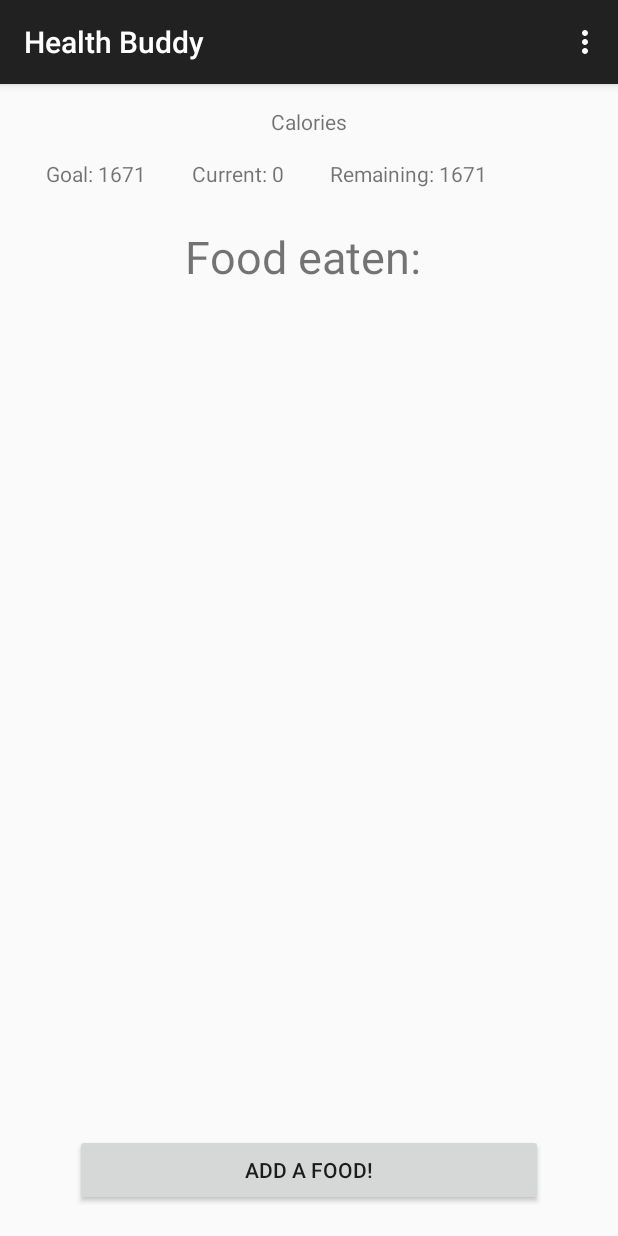
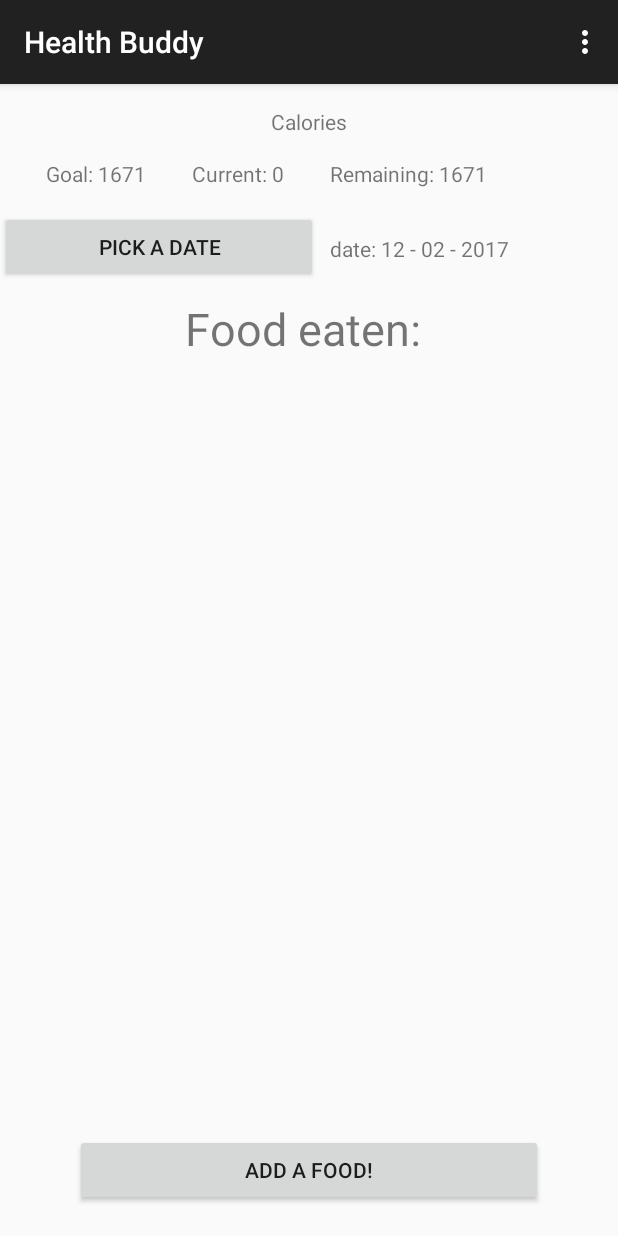
Before and after one commit to MJSanfelippo/CECS453FinalProject, an Android app: the screen it shows after launch (MainActivity), on a phone screen of 412 x 824 dp. Run offline under Robolectric (Android 15) with nearby library versions, the phone set to English and light mode, and no system bars.

Commit message:
Implemented date functionality. Code is really ugly, but I'll make it pretty later

```diff
--- a/app/src/main/java/android/csulb/edu/cecs453finalproject/EditFoodInfoActivity.java
+++ b/app/src/main/java/android/csulb/edu/cecs453finalproject/EditFoodInfoActivity.java
@@ -96,7 +96,7 @@ public class EditFoodInfoActivity extends AppCompatActivity {
                     FoodItem item = foodItem;
                     item.setName(name);
                     item.setCalories((int) calories);
-                    item.setCarbs((int) carbs);
+                    item.setCarbs((int) carbs);//
                     item.setFats((int) fats);
                     item.setProtein((int) proteins);
                     FoodDB db = new FoodDB(getApplicationContext());
--- a/app/src/main/java/android/csulb/edu/cecs453finalproject/MainActivity.java
+++ b/app/src/main/java/android/csulb/edu/cecs453finalproject/MainActivity.java
@@ -1,5 +1,7 @@
 package android.csulb.edu.cecs453finalproject;
 
+import android.app.DatePickerDialog;
+import android.app.Dialog;
 import android.content.Intent;
 import android.content.SharedPreferences;
 import android.support.v7.app.AppCompatActivity;
@@ -12,13 +14,18 @@ import android.view.MenuInflater;
 import android.view.MenuItem;
 import android.view.View;
 import android.widget.Button;
+import android.widget.DatePicker;
 import android.widget.LinearLayout;
 import android.view.ViewGroup.LayoutParams;
 import android.widget.TextView;
 import android.widget.Toast;
+
+import org.w3c.dom.Text;
+
 import java.text.SimpleDateFormat;
 import java.util.ArrayList;
 import java.util.Calendar;
+import java.util.Date;
 
 public class MainActivity extends AppCompatActivity {
 
@@ -30,6 +37,7 @@ public class MainActivity extends AppCompatActivity {
     private TextView goalCalories;
     private TextView currentCalories;
     private TextView remainingCalories;
+    private TextView dateTextView;
 
     private int goalCaloriesNumber;
     private int currentCaloriesNumber;
@@ -38,6 +46,10 @@ public class MainActivity extends AppCompatActivity {
     private String date;
 
     private Button addFoodButton;
+    private Button pickDateButton;
+
+    private int year, month, day;
+
 
     public void addNew(FoodItem foodItem){
         TextView test = new TextView(getApplicationContext());
@@ -87,21 +99,82 @@ public class MainActivity extends AppCompatActivity {
             addNew(item);
         }
     }
+    public void setDate(View view){
+        showDialog(999);
+    }
+    @Override
+    protected Dialog onCreateDialog(int id){
+        if (id == 999) {
+            Calendar calendar = Calendar.getInstance();
+            int year = calendar.get(Calendar.YEAR);
+            int month = calendar.get(Calendar.MONTH);
+            int day = calendar.get(Calendar.DAY_OF_MONTH);
+            DatePickerDialog datePickerDialog = new DatePickerDialog(this, myDateListener, year, month, day);
+            return datePickerDialog;
+        }
+        return null;
+    }
+    private DatePickerDialog.OnDateSetListener myDateListener = new DatePickerDialog.OnDateSetListener() {
+        @Override
+        public void onDateSet(DatePicker datePicker, int i, int i1, int i2) {
+            year = i;
+            month = i1+1;
+            String sMonth=""+month;
+            if (month<10){
+                sMonth = "0"+month;
+            }
+            String sDay = ""+day;
+            day = i2;
+            if (day<10){
+                sDay = "0"+day;
+            }
+            date = year+"-"+sMonth+"-"+sDay;
+            Toast.makeText(getApplicationContext(), date+"", Toast.LENGTH_LONG).show();
+            foodList.removeAllViews();
+            currentCaloriesNumber = 0;
+            remainingCaloriesNumber = goalCaloriesNumber;
+            currentCalories.setText("Current: " + currentCaloriesNumber);
+            remainingCalories.setText("Remaining: " + remainingCaloriesNumber);
+            String viewableDate;
+            String[] splitDate = date.split("-");
+            viewableDate = splitDate[1] + " - " + splitDate[2] + " - " + splitDate[0];
+            dateTextView.setText("date: " + viewableDate);
+
+            addAll(date);
+        }
+    };
     @Override
     protected void onCreate(Bundle savedInstanceState) {
         super.onCreate(savedInstanceState);
         setContentView(R.layout.activity_main);
         getSupportActionBar().setTitle("Health Buddy");
 
-        date = new SimpleDateFormat("yyyy-MM-dd").format(Calendar.getInstance().getTime());
+        if (day==0 && month == 0 && year==0){
+            date = new SimpleDateFormat("yyyy-MM-dd").format(Calendar.getInstance().getTime());
+            Toast.makeText(getApplicationContext(), date+"", Toast.LENGTH_SHORT).show();
+        } else {
+            date = year+"-"+month+"-"+day;
+        }
 
         foodList = (LinearLayout) findViewById(R.id.foodList);
 
         goalCalories = (TextView) findViewById(R.id.goalCalories);
         currentCalories = (TextView) findViewById(R.id.currentCalories);
         remainingCalories = (TextView) findViewById(R.id.remainingCalories);
+        dateTextView = (TextView) findViewById(R.id.dateTextView);
+        String viewableDate;
+        String[] splitDate = date.split("-");
+        viewableDate = splitDate[1] + " - " + splitDate[2] + " - " + splitDate[0];
+        dateTextView.setText("date: " + viewableDate);
 
         addFoodButton = (Button) findViewById(R.id.addFoodButton);
+        pickDateButton = (Button) findViewById(R.id.pickDateButton);
+        pickDateButton.setOnClickListener(new View.OnClickListener() {
+            @Override
+            public void onClick(View view) {
+                setDate(view);
+            }
+        });
 
         SharedPreferences settings = getApplicationContext().getSharedPreferences("userSettings", 0);
         double currentWeight = settings.getFloat("currentWeight", 150);
--- a/app/src/main/res/layout/activity_main.xml
+++ b/app/src/main/res/layout/activity_main.xml
@@ -56,7 +56,24 @@
         android:layout_marginTop="10dp"
         android:text="Food eaten: "
         android:id="@+id/foodEaten"
-        android:layout_below="@+id/dailyCaloricIntake"/>
+        android:layout_below="@+id/pickDateButton"/>
+    <Button
+        android:id="@+id/pickDateButton"
+        android:layout_width="match_parent"
+        android:layout_below="@+id/dailyCaloricIntake"
+        android:layout_height="wrap_content"
+        android:text="Pick a date"
+        android:layout_marginRight="200dp"
+        />
+    <TextView
+        android:id="@+id/dateTextView"
+        android:layout_width="wrap_content"
+        android:layout_height="wrap_content"
+        android:layout_below="@+id/dailyCaloricIntake"
+        android:layout_marginLeft="220dp"
+        android:layout_marginTop="15dp"
+        android:text="date: "
+        />
     <ScrollView
         android:id="@+id/foodListEaten"
         android:layout_width="match_parent"
```
